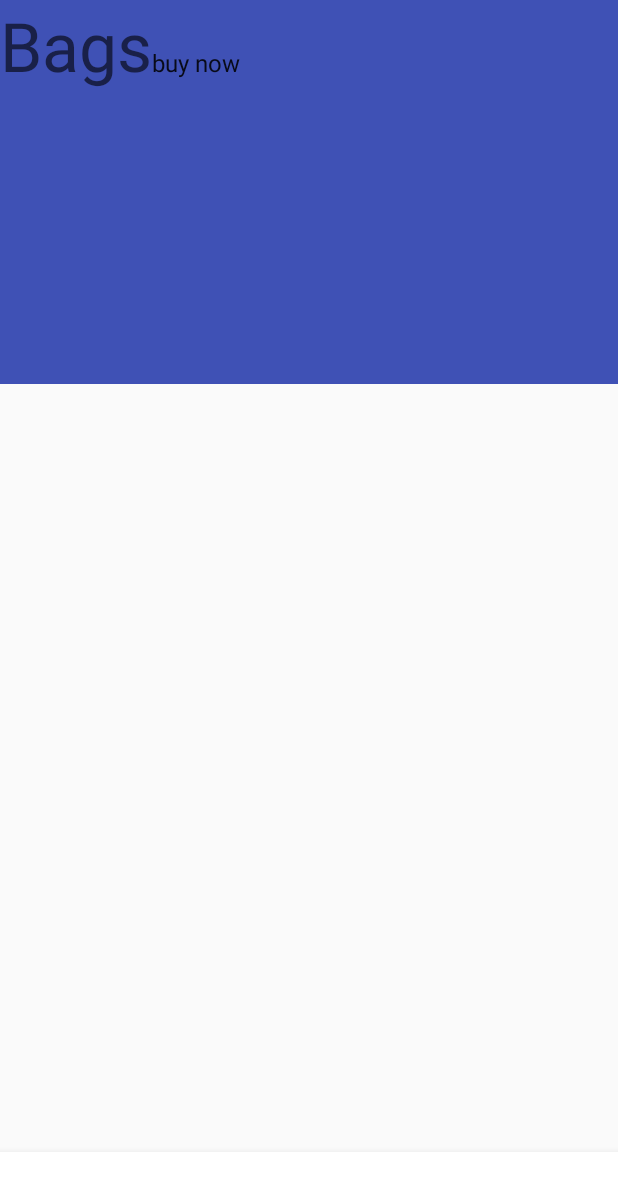
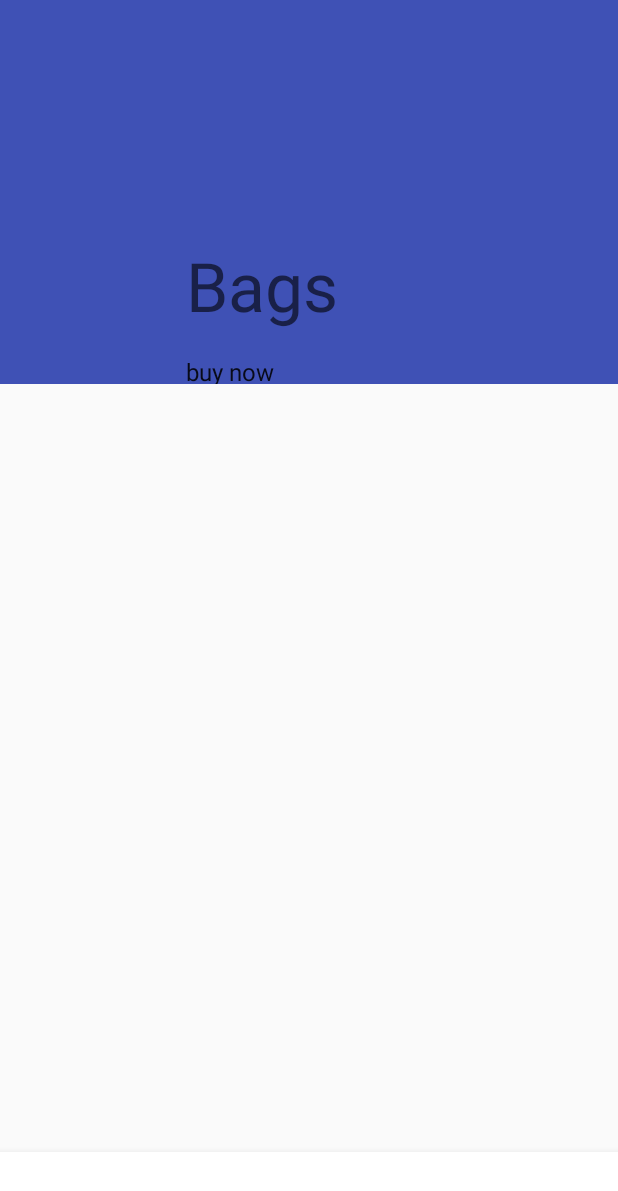
Before and after one commit to 00mikhael/DevXplore, an Android app: the screen it shows after launch (HomeActivity), on a phone screen of 412 x 824 dp. Shown: the top 1191 px of the screen. Run offline under Robolectric (Android 15) with nearby library versions, the phone set to English and light mode, and no system bars.

Commit message:
New Fragments

```diff
--- a/app/src/main/res/values/styles.xml
+++ b/app/src/main/res/values/styles.xml
@@ -10,4 +10,71 @@
         <item name="windowNoTitle">true</item>
     </style>
 
+    <!--
+  Copyright (C) 2017 The Android Open Source Project
+
+  Licensed under the Apache License, Version 2.0 (the "License");
+  you may not use this file except in compliance with the License.
+  You may obtain a copy of the License at
+
+       http://www.apache.org/licenses/LICENSE-2.0
+
+  Unless required by applicable law or agreed to in writing, software
+  distributed under the License is distributed on an "AS IS" BASIS,
+  WITHOUT WARRANTIES OR CONDITIONS OF ANY KIND, either express or implied.
+  See the License for the specific language governing permissions and
+  limitations under the License.
+  -->
+
+
+    <!-- Base application theme. -->
+    <style name="Theme.Shrine" parent="Theme.AppCompat.Light.NoActionBar">
+        <item name="colorPrimary">#ffffff</item>
+        <item name="colorPrimaryDark">#e0e0e0</item>
+        <item name="colorAccent">#607d8b</item>
+        <item name="toolbarStyle">@style/Widget.Shrine.Toolbar</item>
+    </style>
+
+    <style name="Widget.Shrine.Toolbar" parent="Widget.AppCompat.Toolbar">
+        <item name="contentInsetStart">12dp</item>
+        <item name="titleTextAppearance">@style/TextAppearance.Shrine.Logo</item>
+    </style>
+
+
+    <style name="Widget.Shrine.CollapsingToolbar" parent="">
+        <item name="collapsedTitleTextAppearance">@style/TextAppearance.Shrine.Logo</item>
+        <item name="contentScrim">?attr/colorPrimary</item>
+        <item name="expandedTitleGravity">top</item>
+        <item name="expandedTitleMarginStart">124dp</item>
+        <item name="expandedTitleMarginTop">140dp</item>
+        <item name="expandedTitleTextAppearance">@style/TextAppearance.Shrine.Logo</item>
+        <item name="scrimVisibleHeightTrigger">140dp</item>
+    </style>
+
+    <style name="Widget.Shrine.CollapsingToolbarImage" parent="">
+        <item name="android:layout_marginTop">48dp</item>
+        <item name="android:layout_marginLeft">-124dp</item>
+        <item name="android:adjustViewBounds">true</item>
+    </style>
+
+    <style name="Widget.Shrine.CollapsingToolbarContent" parent="">
+        <item name="android:layout_marginTop">160dp</item>
+        <item name="android:layout_marginLeft">124dp</item>
+        <item name="android:layout_marginRight">16dp</item>
+        <item name="android:layout_gravity">top</item>
+        <item name="android:orientation">vertical</item>
+    </style>
+
+
+    <style name="TextAppearance.Shrine.Logo" parent="TextAppearance.AppCompat.Display3">
+        <item name="android:textAllCaps">true</item>
+        <item name="android:textSize">22sp</item>
+        <item name="android:textStyle">bold</item>
+    </style>
+
+    <style name="ThemeOverlay.Shrine.BottomNavigation" parent="">
+        <item name="colorPrimary">?attr/colorAccent</item>
+    </style>
+
+
 </resources>
```
